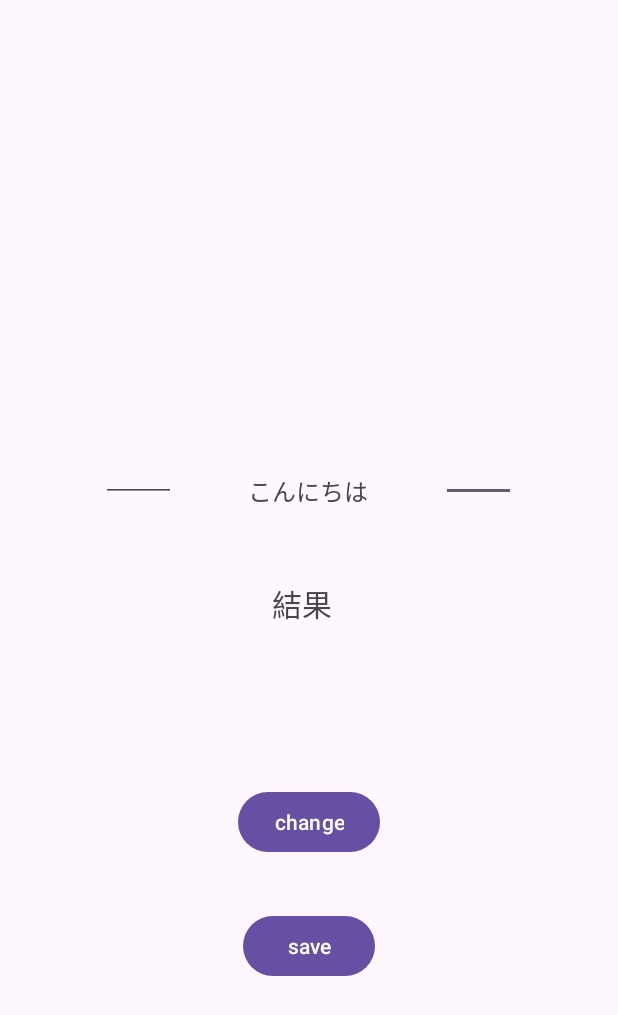
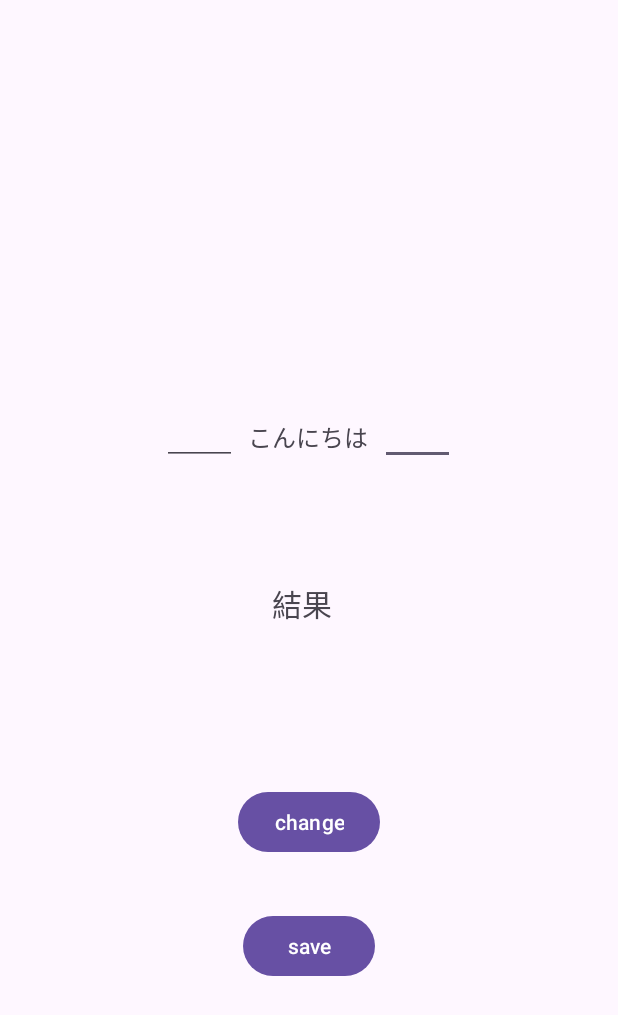
Before and after one commit to ikeda-ryouma/MobileApplyDevelopmentA, an Android app: the screen it shows after launch (MainActivity), on a phone screen of 412 x 824 dp. Shown: the top 1015 px of the screen. Run offline under Robolectric (Android 15) with nearby library versions, the phone set to English and light mode, and no system bars; our stand-ins replace RxJava; 3 statements that could not run were skipped.

Commit message:
ゴミ電卓化 少しマシになったかも 謎機能追加

```diff
--- a/app/src/main/java/jp/ac/meijou/android/s241205011/MainActivity.java
+++ b/app/src/main/java/jp/ac/meijou/android/s241205011/MainActivity.java
@@ -39,7 +39,7 @@ public class MainActivity extends AppCompatActivity {
                 binding.textbox2.setText(String.valueOf(result));
             }
             else if(count == 1){
-                if (number2 == 0) {
+                if (number1 == 0) {
                     binding.textbox2.setText("エラー");
                 }else{result = number2 / number1;
                     binding.textbox2.setText(String.valueOf(result));
@@ -62,4 +62,10 @@ public class MainActivity extends AppCompatActivity {
             prefDataStore.setString("name",text);
         });
     }
+
+    @Override
+    protected void onStart() {
+        super.onStart();
+        prefDataStore.getString("name").ifPresent(name -> binding.textbox2.setText(name));
+    }
 }
--- a/app/src/main/res/layout/activity_main.xml
+++ b/app/src/main/res/layout/activity_main.xml
@@ -18,7 +18,7 @@
         app:layout_constraintHorizontal_bias="0.498"
         app:layout_constraintStart_toStartOf="parent"
         app:layout_constraintTop_toTopOf="parent"
-        app:layout_constraintVertical_bias="0.394" />
+        app:layout_constraintVertical_bias="0.349" />
 
     <Button
         android:id="@+id/button"
@@ -40,12 +40,12 @@
         android:ems="10"
         android:inputType="text"
         android:textSize="26dp"
-        app:layout_constraintBottom_toTopOf="@+id/button"
+        app:layout_constraintBottom_toBottomOf="parent"
         app:layout_constraintEnd_toEndOf="parent"
-        app:layout_constraintHorizontal_bias="0.813"
+        app:layout_constraintHorizontal_bias="0.7"
         app:layout_constraintStart_toStartOf="parent"
         app:layout_constraintTop_toTopOf="parent"
-        app:layout_constraintVertical_bias="0.6" />
+        app:layout_constraintVertical_bias="0.336" />
 
     <EditText
         android:id="@+id/editText_2"
@@ -54,12 +54,12 @@
         android:ems="10"
         android:inputType="text"
         android:textSize="26dp"
-        app:layout_constraintBottom_toTopOf="@+id/button"
+        app:layout_constraintBottom_toBottomOf="parent"
         app:layout_constraintEnd_toEndOf="parent"
-        app:layout_constraintHorizontal_bias="0.186"
+        app:layout_constraintHorizontal_bias="0.299"
         app:layout_constraintStart_toStartOf="parent"
         app:layout_constraintTop_toTopOf="parent"
-        app:layout_constraintVertical_bias="0.6" />
+        app:layout_constraintVertical_bias="0.336" />
 
     <TextView
         android:id="@+id/textbox_2"
```
